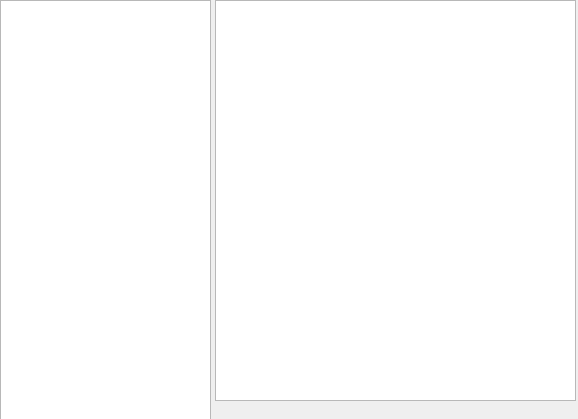
Above: src/debugWindow.ui from nmpassthf/TSCUI before the change. Below: the same form after it.
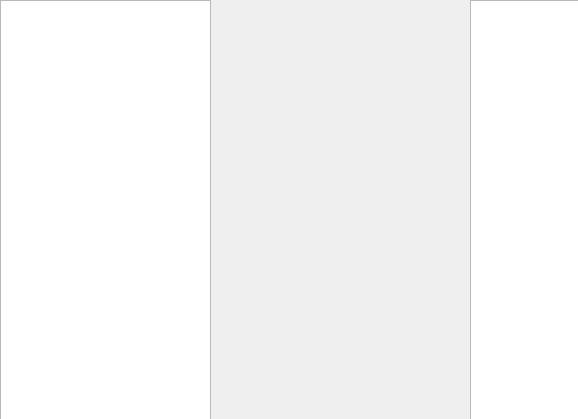
That is the form after the change. Custom widgets are drawn as their Qt base class.

```diff
--- a/src/debugWindow.ui
+++ b/src/debugWindow.ui
@@ -19,10 +19,10 @@
   <widget class="TextBrowser" name="debugOutConsole">
    <property name="geometry">
     <rect>
-     <x>215</x>
+     <x>470</x>
      <y>0</y>
-     <width>361</width>
-     <height>401</height>
+     <width>111</width>
+     <height>421</height>
     </rect>
    </property>
    <property name="focusPolicy">
```
